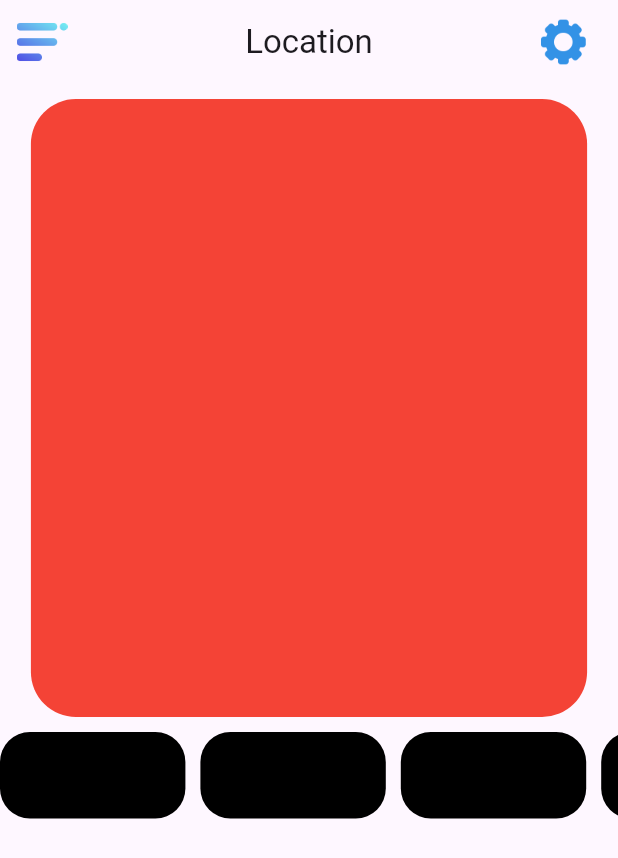
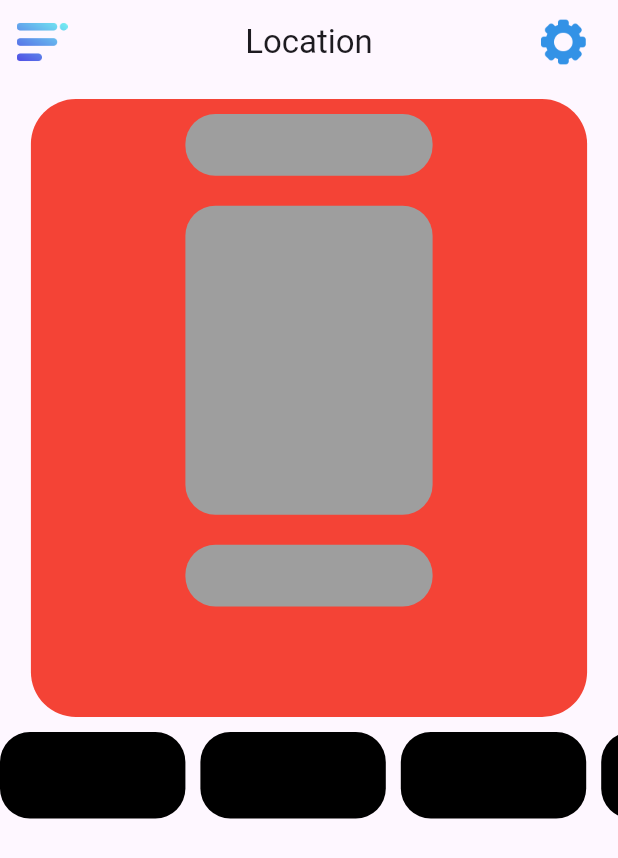
Before and after one commit to SafuRaja7/Islamic-App, a Flutter app: the screen it shows after launch, on a phone screen of 412 x 824 dp. Shown: the top 858 px of the screen. Run offline on Flutter 3.47's test engine with Material 3 defaults, Android fonts, the phone set to English and light mode, and no system bars; our stand-ins replace gap.

Commit message:
design started

```diff
--- a/lib/ui/home/home.dart
+++ b/lib/ui/home/home.dart
@@ -41,6 +41,38 @@ class Home extends StatelessWidget {
                   ),
                   height: height * .5,
                   width: width * .9,
+                  child: Column(
+                    children: [
+                      const Gap(10),
+                      Container(
+                        height: height * .05,
+                        width: width * .4,
+                        decoration: BoxDecoration(
+                          color: Colors.grey,
+                          borderRadius: BorderRadius.circular(20),
+                        ),
+                      ),
+                      const Gap(20),
+                      Container(
+                        height: height * .25,
+                        width: width * .4,
+                        decoration: BoxDecoration(
+                          color: Colors.grey,
+                          borderRadius: BorderRadius.circular(20),
+                        ),
+                      ),
+                      const Gap(20),
+                      Container(
+                        height: height * .05,
+                        width: width * .4,
+                        decoration: BoxDecoration(
+                          color: Colors.grey,
+                          borderRadius: BorderRadius.circular(20),
+                        ),
+                      ),
+                      const Gap(20),
+                    ],
+                  ),
                 ),
               ),
               const Gap(10),
```
